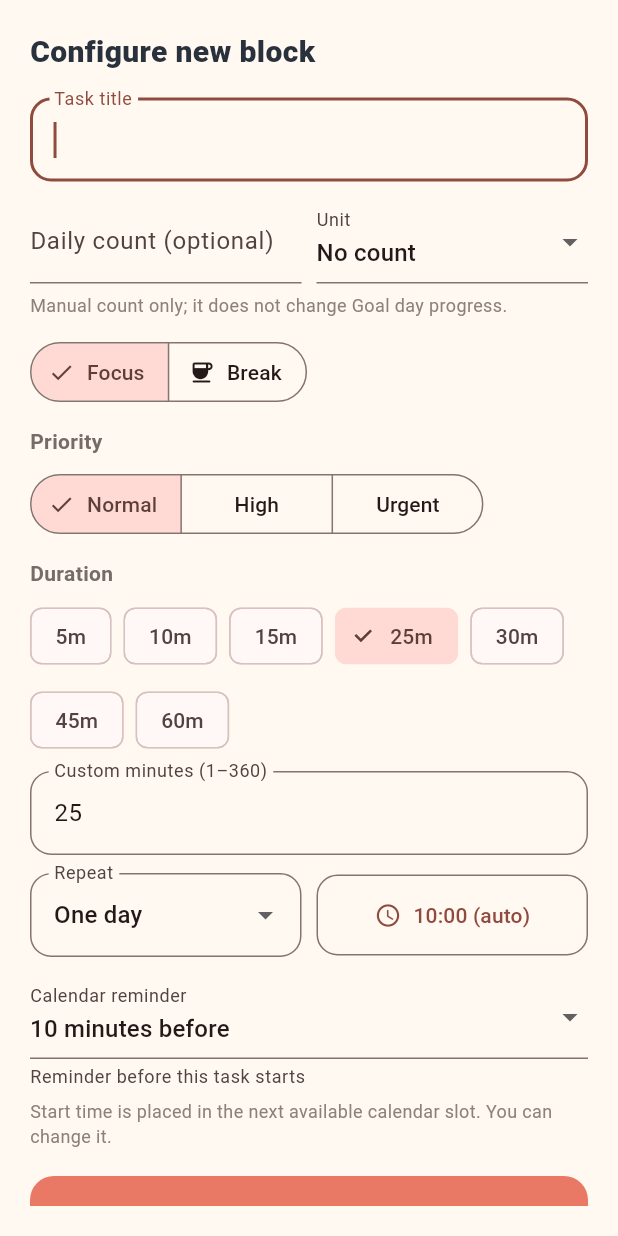
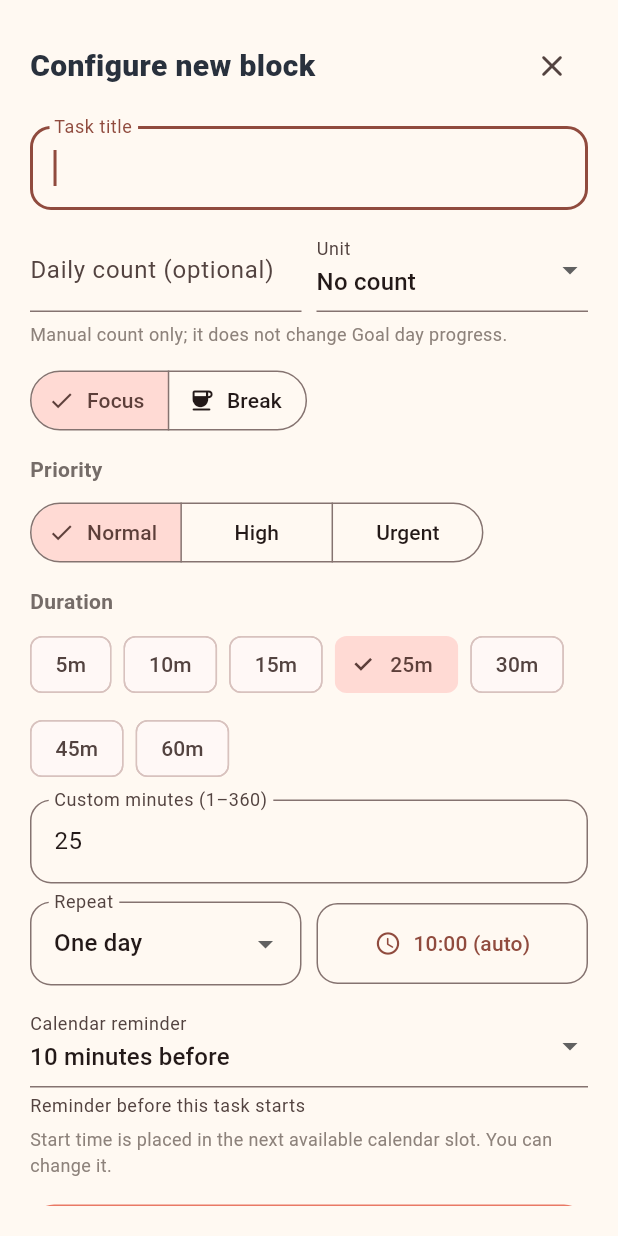
Before and after one commit to cantolyricsai1104/snapfocus_mine, a Flutter app: the TaskEditorSheet widget shown alone on an empty page, opened directly with empty values, on a phone screen of 412 x 824 dp. Run offline on Flutter 3.47's test engine with Material 3 defaults, Android fonts, the light colour scheme and no system bars; our stand-ins replace camera, drift, drift_flutter, flutter_local_notifications, flutter_riverpod, flutter_timezone and 2 more; accounts and stored records are empty; generated files the repository leaves out were written again; statements that could not run were skipped.

Commit message:
Move close action to editor sheets

```diff
--- a/mobile/lib/features/tasks/tasks_screen.dart
+++ b/mobile/lib/features/tasks/tasks_screen.dart
@@ -759,7 +759,7 @@ class _TaskCard extends StatelessWidget {
               ),
             ),
           Padding(
-            padding: const EdgeInsets.fromLTRB(12, 12, 48, 12),
+            padding: const EdgeInsets.all(12),
             child: Row(
               children: [
                 Checkbox(
@@ -896,16 +896,6 @@ class _TaskCard extends StatelessWidget {
               ],
             ),
           ),
-          Positioned(
-            top: 0,
-            right: 0,
-            child: IconButton(
-              tooltip: 'Delete task',
-              onPressed: onDelete,
-              icon: const Icon(Icons.close_rounded),
-              visualDensity: VisualDensity.compact,
-            ),
-          ),
         ],
       ),
     );
@@ -1040,13 +1030,26 @@ class _TaskEditorSheetState extends State<TaskEditorSheet> {
           crossAxisAlignment: CrossAxisAlignment.start,
           mainAxisSize: MainAxisSize.min,
           children: [
-            Text(
-              widget.initial == null ? 'Configure new block' : 'Edit block',
-              style: const TextStyle(
-                fontSize: 20,
-                fontWeight: FontWeight.w800,
-                color: Color(0xFF29313D),
-              ),
+            Row(
+              children: [
+                Expanded(
+                  child: Text(
+                    widget.initial == null
+                        ? 'Configure new block'
+                        : 'Edit block',
+                    style: const TextStyle(
+                      fontSize: 20,
+                      fontWeight: FontWeight.w800,
+                      color: Color(0xFF29313D),
+                    ),
+                  ),
+                ),
+                IconButton(
+                  tooltip: 'Close',
+                  onPressed: () => Navigator.of(context).pop(),
+                  icon: const Icon(Icons.close_rounded),
+                ),
+              ],
             ),
             const SizedBox(height: 16),
             TextField(
```
Also changed, not shown: mobile/lib/features/calendar/calendar_screen.dart (+0 -10 lines), mobile/lib/features/goals/goals_screen.dart (+16 -25 lines).
